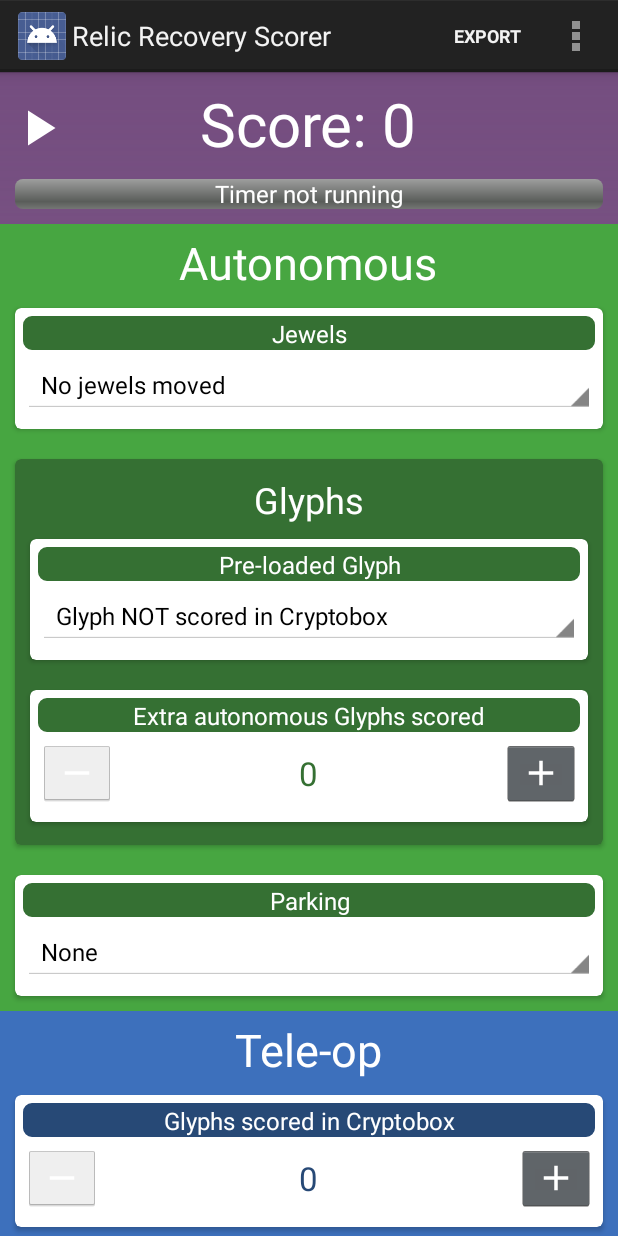
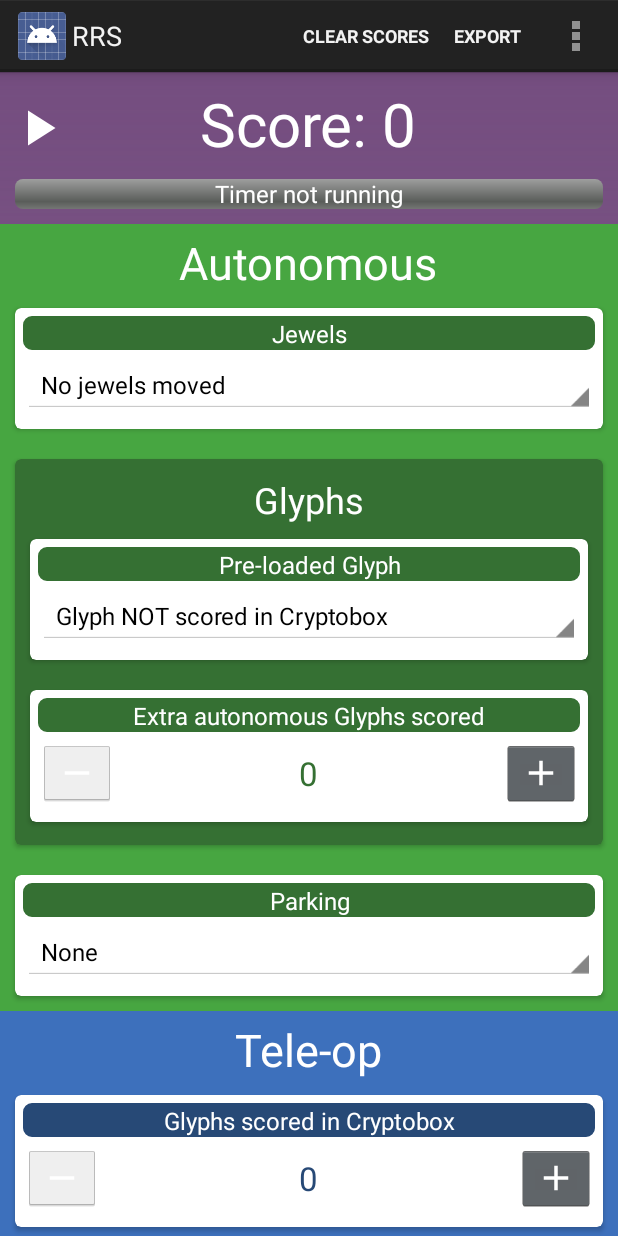
Before and after one commit to FROGbots-4634/Relic-Recovery-Scorer, an Android app: the MainActivity screen opened directly, with no data from a screen before it, on a phone screen of 412 x 824 dp. Run offline under Robolectric (Android 15) with nearby library versions, the phone set to English and light mode, and no system bars.

Commit message:
Tweaks for release

```diff
--- a/app/src/main/java/net/frogbots/relicrecoveryscorecalculator/ui/AppIntroActivity.java
+++ b/app/src/main/java/net/frogbots/relicrecoveryscorecalculator/ui/AppIntroActivity.java
@@ -53,7 +53,7 @@ public class AppIntroActivity extends IntroActivity
 
         addSlide(new SimpleSlide.Builder()
                          .title("Export Function")
-                         .description("Inside the overflow menu, there is an option to export the current scores. Scores can either be exported to a plaintext file, written to a new CSV file, or appended to an existing CSV file.")
+                         .description("The option to export scores can be very useful when scouting at competition or just keeping track of how your team gets better with practice. Scores can either be exported to a plaintext file, written to a new CSV file, or appended to an existing CSV file.")
                          .image(R.drawable.ic_import_export)
                          .background(R.color.teleop)
                          .backgroundDark(R.color.teleop_dark)
@@ -61,8 +61,8 @@ public class AppIntroActivity extends IntroActivity
                          .build());
 
         addSlide(new SimpleSlide.Builder()
-                         .title("Pro Tip")
-                         .description("Don't forget about the clear button in the overflow menu :)")
+                         .title("Protip")
+                         .description("Don't forget about the clear button :)")
                          .image(R.drawable.ic_clear_all)
                          .background(R.color.teleop)
                          .backgroundDark(R.color.teleop_dark)
--- a/app/src/main/java/net/frogbots/relicrecoveryscorecalculator/ui/MainActivity.java
+++ b/app/src/main/java/net/frogbots/relicrecoveryscorecalculator/ui/MainActivity.java
@@ -117,6 +117,8 @@ public class MainActivity extends Activity
         super.onCreate(savedInstanceState);
         showFirstIntroActivity();
         setContentView(R.layout.activity_main);
+
+        getActionBar().setTitle("RRS");
 
         summary = new Summary((RelativeLayout) findViewById(R.id.summary_relative_layout));
         doInit();
--- a/app/src/main/res/layout/activity_export.xml
+++ b/app/src/main/res/layout/activity_export.xml
@@ -32,7 +32,7 @@
             android:layout_width="match_parent"
             android:layout_height="wrap_content"
             android:inputType="textMultiLine"
-            android:hint="haymarketQualifier"/>
+            android:hint="haymarket qualifier"/>
 
         <TextView
             android:id="@+id/textView4"
--- a/app/src/main/res/menu/main_menu.xml
+++ b/app/src/main/res/menu/main_menu.xml
@@ -1,30 +1,29 @@
 <?xml version="1.0" encoding="utf-8"?>
-<menu xmlns:android="http://schemas.android.com/apk/res/android"
-      xmlns:app="http://schemas.android.com/apk/res-auto">
+<menu xmlns:android="http://schemas.android.com/apk/res/android">
 
     <item
         android:id="@+id/aboutMenuItem"
-        app:showAsAction="never"
+        android:showAsAction="never"
         android:title="About" />
 
     <item
         android:id="@+id/clearMenuItem"
-        app:showAsAction="never"
+        android:showAsAction="ifRoom"
         android:title="Clear Scores" />
 
     <item
         android:id="@+id/exportMenuItem"
-        android:showAsAction="always"
+        android:showAsAction="ifRoom"
         android:title="Export" />
 
     <item
         android:id="@+id/queryHighscoreMenuItem"
-        app:showAsAction="never"
+        android:showAsAction="never"
         android:title="Query Highscore" />
 
     <item
         android:id="@+id/exitMenuItem"
-        app:showAsAction="never"
+        android:showAsAction="never"
         android:title="Exit" />
 
 </menu>
```
